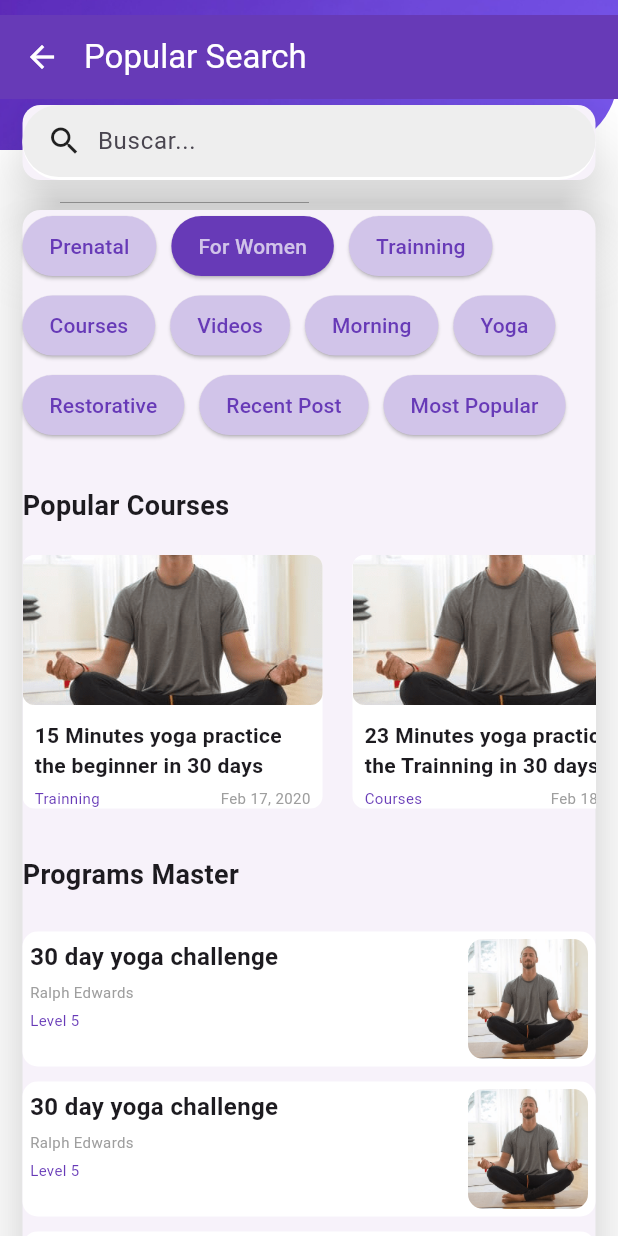
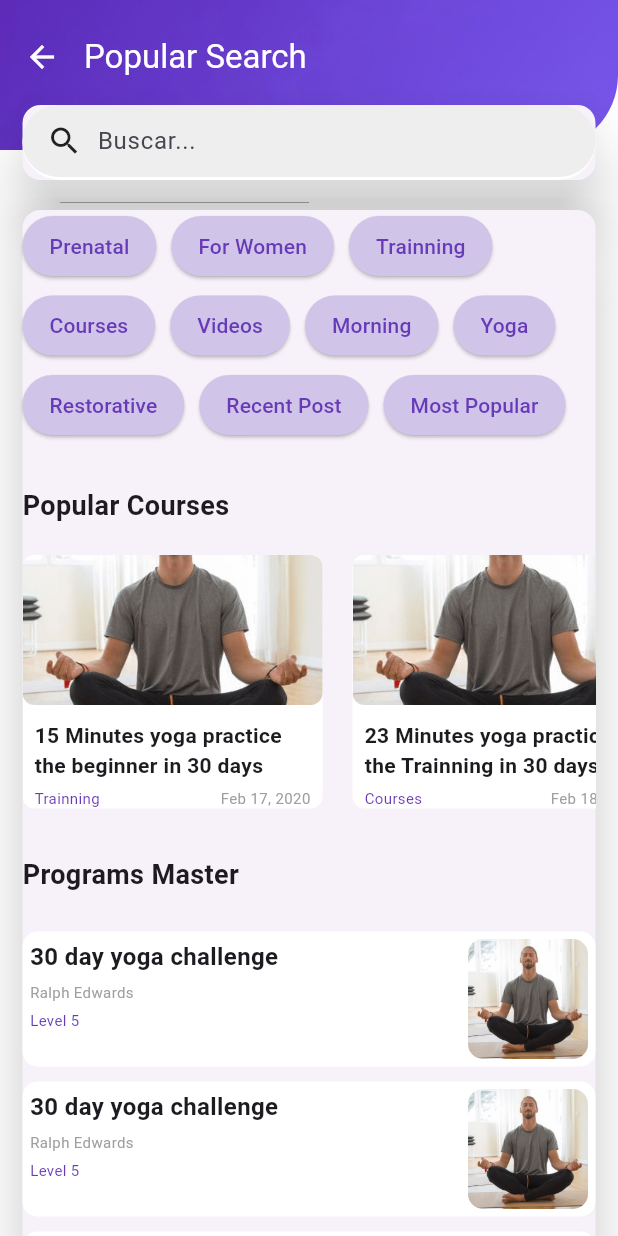
Before and after one commit to Japg01/Frontend-Alfa, a Flutter app: the PopularSearch screen opened by its route, on a phone screen of 412 x 824 dp. Run offline on Flutter 3.47's test engine with Material 3 defaults, Android fonts, the phone set to English and light mode, and no system bars; our stand-ins replace carousel_slider, email_validator, percent_indicator.

Commit message:
Detalles finales

```diff
--- a/lib/presentation/Popular_Search.dart
+++ b/lib/presentation/Popular_Search.dart
@@ -106,7 +106,6 @@ class _PopularSearch extends State<PopularSearch> {
                         'Feb 19, 2020',
                         'assets/icons/Yoga Ejemplo.png',
                       ),
-                      // Agrega más cursos según sea necesario
                     ],
                   ),
                 ),
@@ -151,7 +150,7 @@ class _PopularSearch extends State<PopularSearch> {
             right: 0.0,
             child: AppBar(
               titleSpacing: 0.0,
-              backgroundColor: Colors.deepPurple,
+              backgroundColor: Colors.transparent,
               elevation: 0,
               iconTheme: const IconThemeData(color: Colors.white),
               title: const Row(
@@ -185,9 +184,6 @@ class _PopularSearch extends State<PopularSearch> {
       'Most Popular',
     ];
 
-    // Al inicio, 'For Women' está seleccionado
-    categoriaSeleccionada = 'For Women';
-
     return Column(
       crossAxisAlignment: CrossAxisAlignment.start,
       children: [
@@ -195,12 +191,16 @@ class _PopularSearch extends State<PopularSearch> {
           spacing: 10.0,
           runSpacing: 5.0,
           children: categorias.map((categoria) {
+            bool isSelected = categoria == categoriaSeleccionada;
+
             return ElevatedButton(
               onPressed: () {
                 setState(() {
-                  // Actualiza la categoría seleccionada al hacer clic en un botón
-                  categoriaSeleccionada =
-                      categoriaSeleccionada == categoria ? null : categoria;
+                  if (isSelected) {
+                    categoriaSeleccionada = null;
+                  } else {
+                    categoriaSeleccionada = categoria;
+                  }
                 });
               },
               style: ButtonStyle(
@@ -212,8 +212,7 @@ class _PopularSearch extends State<PopularSearch> {
                 ),
                 backgroundColor: MaterialStateProperty.resolveWith<Color>(
                   (Set<MaterialState> states) {
-                    // Establece el color de fondo según si está seleccionado o no
-                    return categoria == categoriaSeleccionada
+                    return isSelected
                         ? Colors.deepPurple
                         : Colors.deepPurple[100]!;
                   },
@@ -223,9 +222,8 @@ class _PopularSearch extends State<PopularSearch> {
                 categoria,
                 style: TextStyle(
                   fontSize: 14.0,
-                  color: categoria == categoriaSeleccionada
-                      ? Colors.deepPurple[100]!
-                      : Colors.deepPurple,
+                  color:
+                      isSelected ? Colors.deepPurple[100]! : Colors.deepPurple,
                 ),
               ),
             );
@@ -238,9 +236,7 @@ class _PopularSearch extends State<PopularSearch> {
   Widget PopularCourses(
       String title, String category, String date, String imagePath) {
     return GestureDetector(
-      onTap: () {
-        // Manejar la acción cuando se hace clic en el curso
-      },
+      onTap: () {},
       child: Container(
         width: 200.0,
         margin: const EdgeInsets.only(right: 20.0),
```
